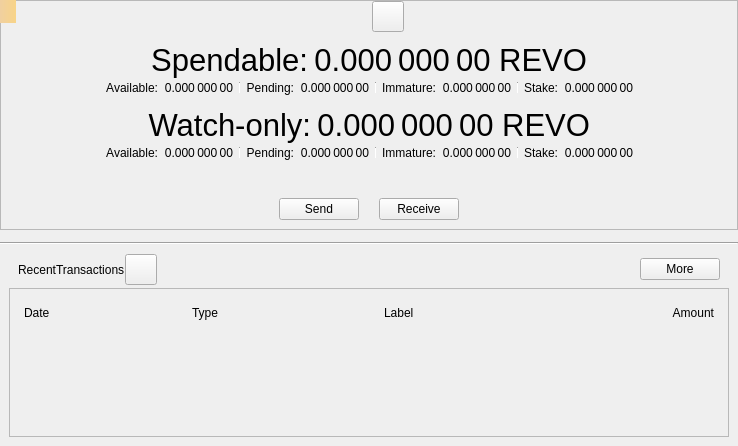
First picture: the form in src/qt/forms/overviewpage.ui, repository revolutionchain/revo, before the edit.
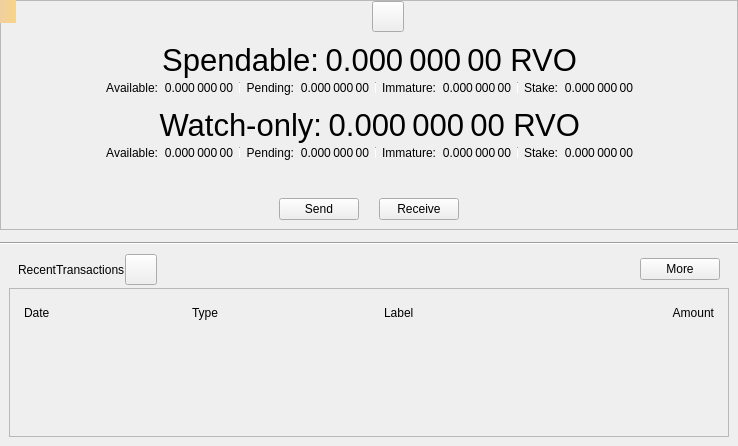
Second picture: the form after the edit. Icons and pictures are not drawn. Custom widgets are drawn as their Qt base class.

Commit message: more rebranding: REVO => RVO

The edit to the form file:
```diff
--- a/src/qt/forms/overviewpage.ui
+++ b/src/qt/forms/overviewpage.ui
@@ -203,7 +203,7 @@
                <string>Your current total balance</string>
               </property>
               <property name="text">
-               <string notr="true">0.000 000 00 REVO</string>
+               <string notr="true">0.000 000 00 RVO</string>
               </property>
               <property name="alignment">
                <set>Qt::AlignRight|Qt::AlignTrailing|Qt::AlignVCenter</set>
@@ -564,7 +564,7 @@
                <string>Current total balance in watch-only addresses</string>
               </property>
               <property name="text">
-               <string notr="true">0.000 000 00 REVO</string>
+               <string notr="true">0.000 000 00 RVO</string>
               </property>
               <property name="alignment">
                <set>Qt::AlignRight|Qt::AlignTrailing|Qt::AlignVCenter</set>
```
The commit also changes 16 other files.
